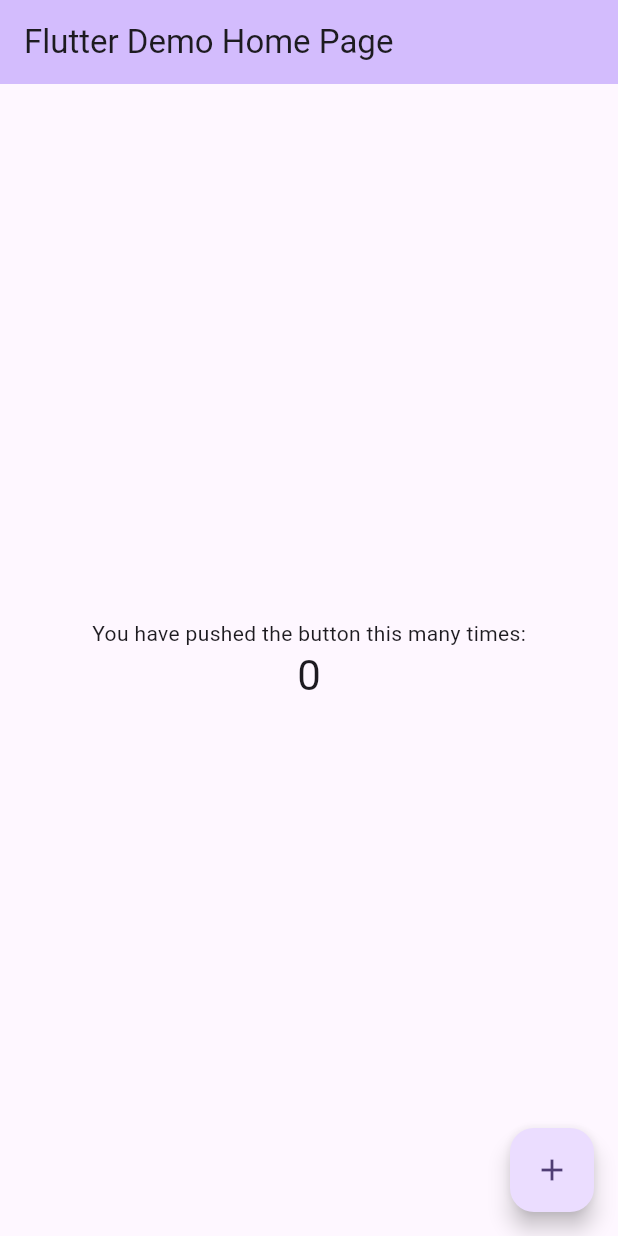
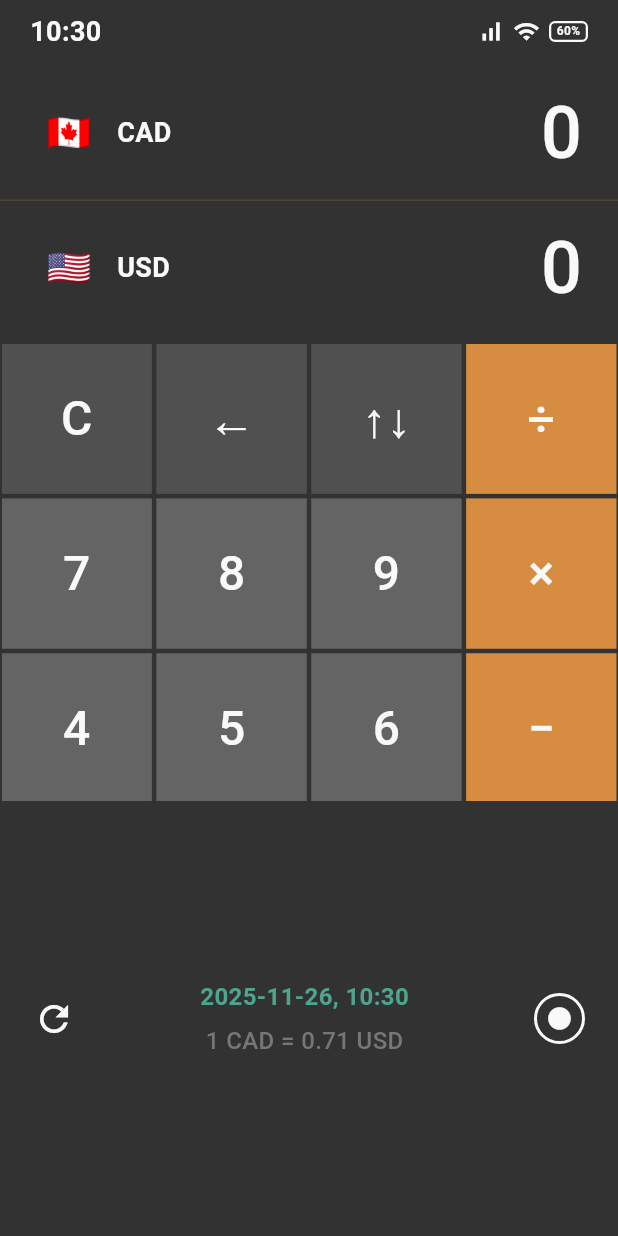
Before and after one commit to uzorgame/CurrencyConverter-Web, a Flutter app: the screen it shows after launch, on a phone screen of 412 x 824 dp. Run offline on Flutter 3.47's test engine with Material 3 defaults, Android fonts, the phone set to English and light mode, and no system bars; Roboto replaces fonts that are missing (SF Pro Display).

Commit message:
Implement currency converter layout

```diff
--- a/lib/main.dart
+++ b/lib/main.dart
@@ -1,122 +1,333 @@
 import 'package:flutter/material.dart';
 
 void main() {
-  runApp(const MyApp());
+  runApp(const CurrencyApp());
 }
 
-class MyApp extends StatelessWidget {
-  const MyApp({super.key});
+class CurrencyApp extends StatelessWidget {
+  const CurrencyApp({super.key});
 
-  // This widget is the root of your application.
   @override
   Widget build(BuildContext context) {
     return MaterialApp(
-      title: 'Flutter Demo',
+      debugShowCheckedModeBanner: false,
+      title: 'Currency Converter',
       theme: ThemeData(
-        // This is the theme of your application.
-        //
-        // TRY THIS: Try running your application with "flutter run". You'll see
-        // the application has a purple toolbar. Then, without quitting the app,
-        // try changing the seedColor in the colorScheme below to Colors.green
-        // and then invoke "hot reload" (save your changes or press the "hot
-        // reload" button in a Flutter-supported IDE, or press "r" if you used
-        // the command line to start the app).
-        //
-        // Notice that the counter didn't reset back to zero; the application
-        // state is not lost during the reload. To reset the state, use hot
-        // restart instead.
-        //
-        // This works for code too, not just values: Most code changes can be
-        // tested with just a hot reload.
-        colorScheme: ColorScheme.fromSeed(seedColor: Colors.deepPurple),
+        scaffoldBackgroundColor: _AppColors.bgMain,
+        fontFamily: 'SF Pro Display',
+        colorScheme: const ColorScheme.dark(background: _AppColors.bgMain),
       ),
-      home: const MyHomePage(title: 'Flutter Demo Home Page'),
+      home: const CurrencyConverterScreen(),
     );
   }
 }
 
-class MyHomePage extends StatefulWidget {
-  const MyHomePage({super.key, required this.title});
-
-  // This widget is the home page of your application. It is stateful, meaning
-  // that it has a State object (defined below) that contains fields that affect
-  // how it looks.
-
-  // This class is the configuration for the state. It holds the values (in this
-  // case the title) provided by the parent (in this case the App widget) and
-  // used by the build method of the State. Fields in a Widget subclass are
-  // always marked "final".
-
-  final String title;
-
-  @override
-  State<MyHomePage> createState() => _MyHomePageState();
-}
-
-class _MyHomePageState extends State<MyHomePage> {
-  int _counter = 0;
-
-  void _incrementCounter() {
-    setState(() {
-      // This call to setState tells the Flutter framework that something has
-      // changed in this State, which causes it to rerun the build method below
-      // so that the display can reflect the updated values. If we changed
-      // _counter without calling setState(), then the build method would not be
-      // called again, and so nothing would appear to happen.
-      _counter++;
-    });
-  }
+class CurrencyConverterScreen extends StatelessWidget {
+  const CurrencyConverterScreen({super.key});
 
   @override
   Widget build(BuildContext context) {
-    // This method is rerun every time setState is called, for instance as done
-    // by the _incrementCounter method above.
-    //
-    // The Flutter framework has been optimized to make rerunning build methods
-    // fast, so that you can just rebuild anything that needs updating rather
-    // than having to individually change instances of widgets.
+    final now = DateTime.now();
+    final formattedDateTime = _formatDateTime(now);
+
     return Scaffold(
-      appBar: AppBar(
-        // TRY THIS: Try changing the color here to a specific color (to
-        // Colors.amber, perhaps?) and trigger a hot reload to see the AppBar
-        // change color while the other colors stay the same.
-        backgroundColor: Theme.of(context).colorScheme.inversePrimary,
-        // Here we take the value from the MyHomePage object that was created by
-        // the App.build method, and use it to set our appbar title.
-        title: Text(widget.title),
-      ),
-      body: Center(
-        // Center is a layout widget. It takes a single child and positions it
-        // in the middle of the parent.
+      body: SafeArea(
         child: Column(
-          // Column is also a layout widget. It takes a list of children and
-          // arranges them vertically. By default, it sizes itself to fit its
-          // children horizontally, and tries to be as tall as its parent.
-          //
-          // Column has various properties to control how it sizes itself and
-          // how it positions its children. Here we use mainAxisAlignment to
-          // center the children vertically; the main axis here is the vertical
-          // axis because Columns are vertical (the cross axis would be
-          // horizontal).
-          //
-          // TRY THIS: Invoke "debug painting" (choose the "Toggle Debug Paint"
-          // action in the IDE, or press "p" in the console), to see the
-          // wireframe for each widget.
-          mainAxisAlignment: MainAxisAlignment.center,
-          children: <Widget>[
-            const Text('You have pushed the button this many times:'),
-            Text(
-              '$_counter',
-              style: Theme.of(context).textTheme.headlineMedium,
+          children: [
+            const _StatusTime(),
+            const SizedBox(height: 12),
+            const _CurrencyRow(code: 'CAD', flag: '🇨🇦'),
+            const SizedBox(height: 10),
+            const _DividerLine(),
+            const SizedBox(height: 10),
+            const _CurrencyRow(code: 'USD', flag: '🇺🇸'),
+            const SizedBox(height: 16),
+            const Expanded(child: _Keypad()),
+            _RatePanel(
+              dateTimeText: formattedDateTime,
+              rateText: '1 CAD = 0.71 USD',
             ),
           ],
         ),
       ),
-      floatingActionButton: FloatingActionButton(
-        onPressed: _incrementCounter,
-        tooltip: 'Increment',
-        child: const Icon(Icons.add),
-      ), // This trailing comma makes auto-formatting nicer for build methods.
     );
   }
 }
+
+class _StatusTime extends StatelessWidget {
+  const _StatusTime();
+
+  @override
+  Widget build(BuildContext context) {
+    final now = DateTime.now();
+    final timeText = _twoDigits(now.hour) + ':' + _twoDigits(now.minute);
+
+    return Padding(
+      padding: const EdgeInsets.symmetric(vertical: 8.0, horizontal: 20),
+      child: Row(
+        children: [
+          Expanded(
+            child: Text(
+              timeText,
+              textAlign: TextAlign.left,
+              style: const TextStyle(
+                color: _AppColors.textMain,
+                fontSize: 18,
+                fontWeight: FontWeight.w600,
+              ),
+            ),
+          ),
+          const Icon(
+            Icons.signal_cellular_alt,
+            color: _AppColors.textMain,
+            size: 18,
+          ),
+          const SizedBox(width: 6),
+          const Icon(
+            Icons.wifi,
+            color: _AppColors.textMain,
+            size: 18,
+          ),
+          const SizedBox(width: 6),
+          Container(
+            width: 26,
+            height: 14,
+            decoration: BoxDecoration(
+              borderRadius: BorderRadius.circular(4),
+              border: Border.all(color: _AppColors.textMain, width: 1.5),
+            ),
+            alignment: Alignment.center,
+            child: const Text(
+              '60%',
+              style: TextStyle(
+                color: _AppColors.textMain,
+                fontSize: 8,
+                fontWeight: FontWeight.w600,
+              ),
+            ),
+          ),
+        ],
+      ),
+    );
+  }
+}
+
+class _CurrencyRow extends StatelessWidget {
+  const _CurrencyRow({required this.code, required this.flag});
+
+  final String code;
+  final String flag;
+
+  @override
+  Widget build(BuildContext context) {
+    return Padding(
+      padding: const EdgeInsets.symmetric(horizontal: 24),
+      child: Row(
+        children: [
+          CircleAvatar(
+            radius: 22,
+            backgroundColor: Colors.transparent,
+            child: Text(
+              flag,
+              style: const TextStyle(fontSize: 24),
+            ),
+          ),
+          const SizedBox(width: 10),
+          Text(
+            code,
+            style: const TextStyle(
+              color: _AppColors.textMain,
+              fontSize: 18,
+              fontWeight: FontWeight.w600,
+            ),
+          ),
+          const Spacer(),
+          const Text(
+            '0',
+            style: TextStyle(
+              color: _AppColors.textMain,
+              fontSize: 48,
+              fontWeight: FontWeight.w500,
+            ),
+          ),
+        ],
+      ),
+    );
+  }
+}
+
+class _DividerLine extends StatelessWidget {
+  const _DividerLine();
+
+  @override
+  Widget build(BuildContext context) {
+    return Container(
+      width: double.infinity,
+      height: 1,
+      color: _AppColors.dividerLine,
+    );
+  }
+}
+
+class _Keypad extends StatelessWidget {
+  const _Keypad();
+
+  static const List<_KeyDefinition> _keys = [
+    _KeyDefinition('C', _AppColors.keyRow1Bg),
+    _KeyDefinition('←', _AppColors.keyRow1Bg),
+    _KeyDefinition('↑↓', _AppColors.keyRow1Bg),
+    _KeyDefinition('÷', _AppColors.keyOpBg),
+    _KeyDefinition('7', _AppColors.keyNumBg),
+    _KeyDefinition('8', _AppColors.keyNumBg),
+    _KeyDefinition('9', _AppColors.keyNumBg),
+    _KeyDefinition('×', _AppColors.keyOpBg),
+    _KeyDefinition('4', _AppColors.keyNumBg),
+    _KeyDefinition('5', _AppColors.keyNumBg),
+    _KeyDefinition('6', _AppColors.keyNumBg),
+    _KeyDefinition('−', _AppColors.keyOpBg),
+    _KeyDefinition('1', _AppColors.keyNumBg),
+    _KeyDefinition('2', _AppColors.keyNumBg),
+    _KeyDefinition('3', _AppColors.keyNumBg),
+    _KeyDefinition('+', _AppColors.keyOpBg),
+    _KeyDefinition('0', _AppColors.keyNumBg),
+    _KeyDefinition('.', _AppColors.keyNumBg),
+    _KeyDefinition('%', _AppColors.keyNumBg),
+    _KeyDefinition('=', _AppColors.keyOpBg),
+  ];
+
+  @override
+  Widget build(BuildContext context) {
+    return Padding(
+      padding: const EdgeInsets.symmetric(horizontal: 1),
+      child: GridView.builder(
+        physics: const NeverScrollableScrollPhysics(),
+        gridDelegate: const SliverGridDelegateWithFixedCrossAxisCount(
+          crossAxisCount: 4,
+          crossAxisSpacing: 3,
+          mainAxisSpacing: 3,
+        ),
+        itemCount: _keys.length,
+        itemBuilder: (context, index) {
+          final key = _keys[index];
+          return _KeyButton(label: key.label, backgroundColor: key.color);
+        },
+      ),
+    );
+  }
+}
+
+class _KeyButton extends StatelessWidget {
+  const _KeyButton({required this.label, required this.backgroundColor});
+
+  final String label;
+  final Color backgroundColor;
+
+  @override
+  Widget build(BuildContext context) {
+    return Container(
+      color: backgroundColor,
+      child: Center(
+        child: Text(
+          label,
+          style: const TextStyle(
+            color: _AppColors.textMain,
+            fontSize: 32,
+            fontWeight: FontWeight.w500,
+          ),
+        ),
+      ),
+    );
+  }
+}
+
+class _RatePanel extends StatelessWidget {
+  const _RatePanel({required this.dateTimeText, required this.rateText});
+
+  final String dateTimeText;
+  final String rateText;
+
+  @override
+  Widget build(BuildContext context) {
+    return Container(
+      width: double.infinity,
+      height: 290,
+      color: _AppColors.bgMain,
+      padding: const EdgeInsets.symmetric(horizontal: 22, vertical: 20),
+      child: Row(
+        mainAxisAlignment: MainAxisAlignment.spaceBetween,
+        crossAxisAlignment: CrossAxisAlignment.center,
+        children: [
+          const Icon(
+            Icons.refresh,
+            color: _AppColors.textMain,
+            size: 28,
+          ),
+          Column(
+            mainAxisAlignment: MainAxisAlignment.center,
+            children: [
+              Text(
+                dateTimeText,
+                style: const TextStyle(
+                  color: _AppColors.textDate,
+                  fontSize: 16,
+                  fontWeight: FontWeight.w600,
+                ),
+              ),
+              const SizedBox(height: 6),
+              Text(
+                rateText,
+                style: const TextStyle(
+                  color: _AppColors.textRate,
+                  fontSize: 16,
+                  fontWeight: FontWeight.w500,
+                ),
+              ),
+            ],
+          ),
+          Container(
+            width: 34,
+            height: 34,
+            decoration: BoxDecoration(
+              shape: BoxShape.circle,
+              border: Border.all(color: _AppColors.textMain, width: 2),
+            ),
+            child: const Icon(
+              Icons.circle,
+              color: _AppColors.textMain,
+              size: 18,
+            ),
+          ),
+        ],
+      ),
+    );
+  }
+}
+
+class _KeyDefinition {
+  const _KeyDefinition(this.label, this.color);
+
+  final String label;
+  final Color color;
+}
+
+class _AppColors {
+  static const bgMain = Color(0xFF323232);
+  static const keyRow1Bg = Color(0xFF505050);
+  static const keyNumBg = Color(0xFF646464);
+  static const keyOpBg = Color(0xFFD68D41);
+  static const textMain = Color(0xFFF9F9F9);
+  static const textDate = Color(0xFF4CA58C);
+  static const textRate = Color(0xFF777777);
+  static const dividerLine = Color(0xFF4E443A);
+}
+
+String _formatDateTime(DateTime dateTime) {
+  final year = dateTime.year.toString().padLeft(4, '0');
+  final month = _twoDigits(dateTime.month);
+  final day = _twoDigits(dateTime.day);
+  final hours = _twoDigits(dateTime.hour);
+  final minutes = _twoDigits(dateTime.minute);
+  return '$year-$month-$day, $hours:$minutes';
+}
+
+String _twoDigits(int value) => value.toString().padLeft(2, '0');
```
